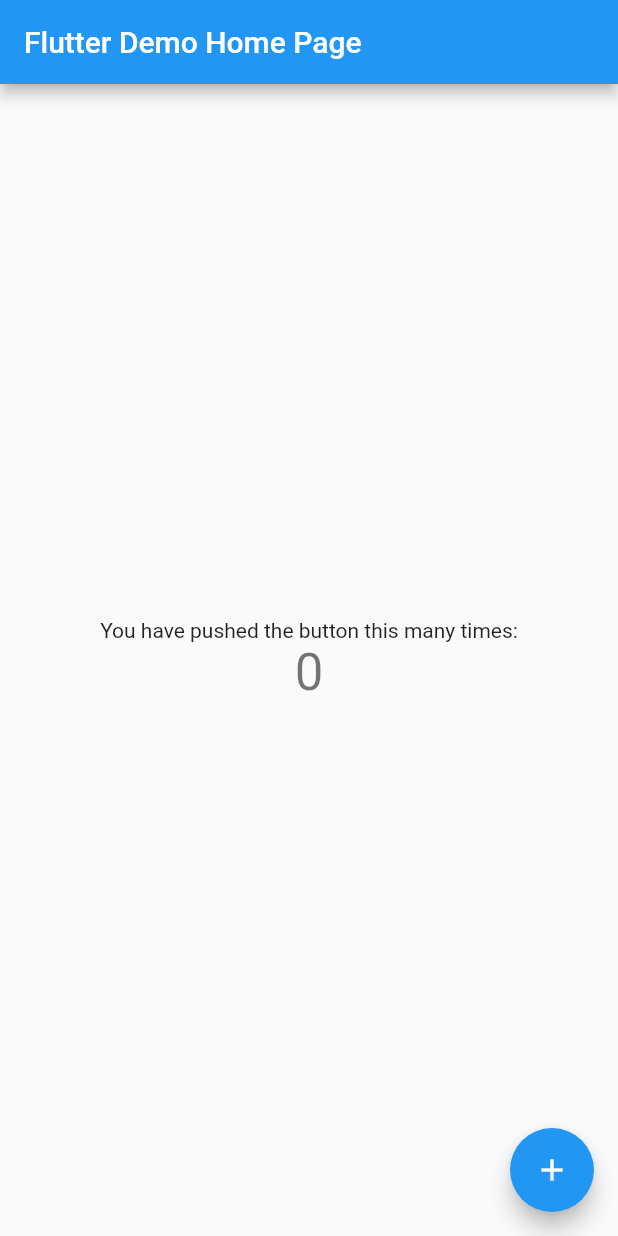
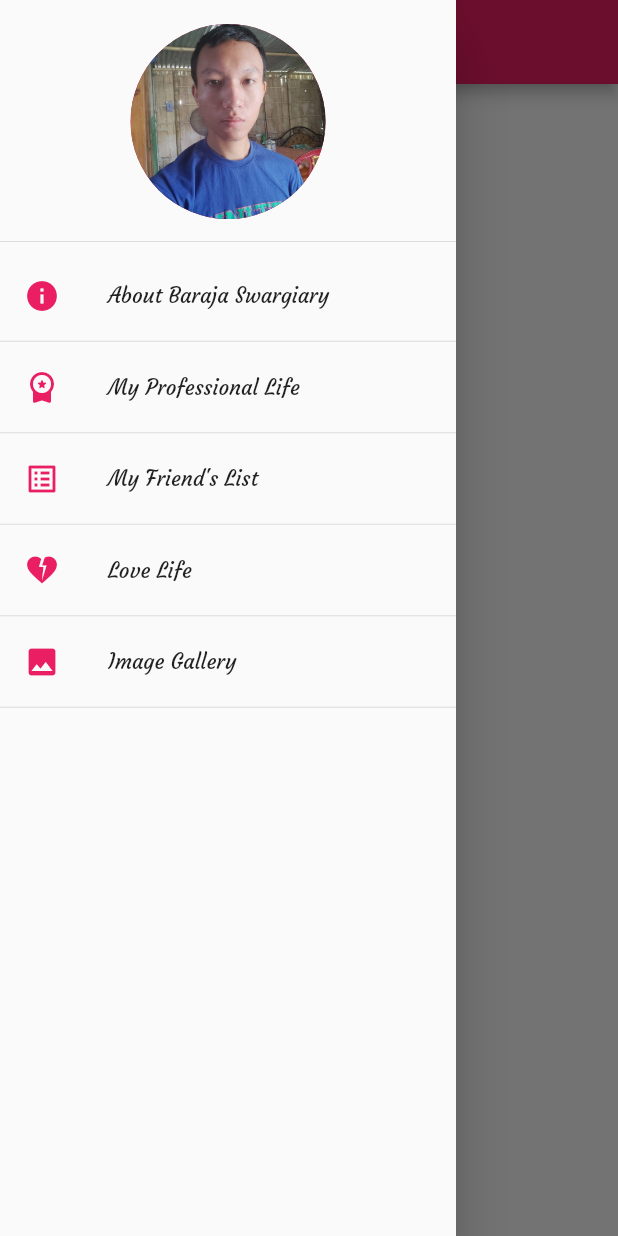
Before and after one commit to barajasss/baraja-swargiary-mobile-app, a Flutter app: the screen it shows after launch, with the side drawer open (before the commit the screen has no drawer), on a phone screen of 412 x 824 dp. Run offline on Flutter 3.47's test engine with Material 2 defaults, Android fonts, the phone set to English and light mode, and no system bars.

Commit message:
added default pages

```diff
--- /dev/null
+++ b/lib/components/custom_scaffold.dart
@@ -0,0 +1,23 @@
+import 'package:flutter/material.dart';
+import './drawer.dart';
+
+class CustomScaffold extends StatelessWidget {
+  const CustomScaffold({Key? key, required this.child}) : super(key: key);
+  final child;
+
+  @override
+  Widget build(BuildContext context) {
+    return Scaffold(
+      appBar: AppBar(
+        title: Text('Baraja Swargiary'),
+      ),
+      drawer: DrawerComponent(),
+      body: SafeArea(
+        child: Padding(
+          padding: EdgeInsets.all(20),
+          child: child,
+        ),
+      ),
+    );
+  }
+}
--- /dev/null
+++ b/lib/components/drawer.dart
@@ -0,0 +1,87 @@
+import 'package:flutter/material.dart';
+
+class DrawerComponent extends StatefulWidget {
+  const DrawerComponent({Key? key}) : super(key: key);
+
+  @override
+  State<DrawerComponent> createState() => _DrawerComponentState();
+}
+
+class _DrawerComponentState extends State<DrawerComponent> {
+  @override
+  Widget build(BuildContext context) {
+    return Drawer(
+      child: ListView(
+        children: [
+          DrawerHeader(
+            child: Container(
+              child: Column(
+                children: const [
+                  CircleAvatar(
+                    radius: 65,
+                    backgroundImage: AssetImage('assets/images/profile.jpg'),
+                  ),
+                ],
+              ),
+            ),
+          ),
+          DrawerItem(title: 'About Baraja Swargiary', path: '/about'),
+          DrawerItem(
+            title: 'My Professional Life',
+            path: '/professional-life',
+            icon: Icons.workspace_premium_rounded,
+          ),
+          DrawerItem(
+            title: 'My Friend\'s List',
+            path: '/friend-list',
+            icon: Icons.list_alt,
+          ),
+          DrawerItem(
+            title: 'Love Life',
+            path: '/love-life',
+            icon: Icons.heart_broken,
+          ),
+          DrawerItem(
+            title: 'Image Gallery',
+            path: '/gallery',
+            icon: Icons.image,
+          ),
+        ],
+      ),
+    );
+  }
+}
+
+class DrawerItem extends StatelessWidget {
+  const DrawerItem(
+      {super.key, this.title, this.onTap, this.icon = Icons.info, this.path});
+  final title;
+  final onTap;
+  final icon;
+  final path;
+
+  @override
+  Widget build(BuildContext context) {
+    return Column(
+      children: [
+        ListTile(
+          leading: Icon(
+            icon,
+            color: Colors.pink,
+          ),
+          title: Text(title),
+          onTap: () {
+            if (onTap != null) {
+              onTap();
+            }
+            Navigator.pop(context);
+            if (path != null) {
+              Navigator.pushNamed(context, path);
+            }
+          },
+        ),
+        Divider(height: 5),
+      ],
+    );
+  }
+}
--- a/lib/main.dart
+++ b/lib/main.dart
@@ -1,4 +1,11 @@
 import 'package:flutter/material.dart';
+import './components/drawer.dart';
+import './screens/HomeScreen.dart';
+import './screens/AboutScreen.dart';
+import './screens/FriendListScreen.dart';
+import './screens/ImageGalleryScreen.dart';
+import './screens/LoveLifeScreen.dart';
+import './screens/ProfessionalLifeScreen.dart';
 
 void main() {
   runApp(const MyApp());
@@ -11,105 +18,21 @@ class MyApp extends StatelessWidget {
   @override
   Widget build(BuildContext context) {
     return MaterialApp(
-      title: 'Flutter Demo',
+      title: 'Baraja Swargiary',
+      initialRoute: '/',
+      routes: {
+        '/': (context) => HomeScreen(),
+        '/about': (context) => AboutScreen(),
+        '/professional-life': (context) => ProfessionalLifeScreen(),
+        '/friend-list': (context) => FriendListScreen(),
+        '/love-life': (context) => LoveLifeScreen(),
+        '/gallery': (context) => ImageGalleryScreen(),
+      },
       theme: ThemeData(
-        // This is the theme of your application.
-        //
-        // Try running your application with "flutter run". You'll see the
-        // application has a blue toolbar. Then, without quitting the app, try
-        // changing the primarySwatch below to Colors.green and then invoke
-        // "hot reload" (press "r" in the console where you ran "flutter run",
-        // or simply save your changes to "hot reload" in a Flutter IDE).
-        // Notice that the counter didn't reset back to zero; the application
-        // is not restarted.
-        primarySwatch: Colors.blue,
+        fontFamily: 'courgette',
+        primarySwatch: Colors.pink,
+        // scaffoldBackgroundColor: Colors.pink.shade50,
       ),
-      home: const MyHomePage(title: 'Flutter Demo Home Page'),
     );
   }
 }
-
-class MyHomePage extends StatefulWidget {
-  const MyHomePage({super.key, required this.title});
-
-  // This widget is the home page of your application. It is stateful, meaning
-  // that it has a State object (defined below) that contains fields that affect
-  // how it looks.
-
-  // This class is the configuration for the state. It holds the values (in this
-  // case the title) provided by the parent (in this case the App widget) and
-  // used by the build method of the State. Fields in a Widget subclass are
-  // always marked "final".
-
-  final String title;
-
-  @override
-  State<MyHomePage> createState() => _MyHomePageState();
-}
-
-class _MyHomePageState extends State<MyHomePage> {
-  int _counter = 0;
-
-  void _incrementCounter() {
-    setState(() {
-      // This call to setState tells the Flutter framework that something has
-      // changed in this State, which causes it to rerun the build method below
-      // so that the display can reflect the updated values. If we changed
-      // _counter without calling setState(), then the build method would not be
-      // called again, and so nothing would appear to happen.
-      _counter++;
-    });
-  }
-
-  @override
-  Widget build(BuildContext context) {
-    // This method is rerun every time setState is called, for instance as done
-    // by the _incrementCounter method above.
-    //
-    // The Flutter framework has been optimized to make rerunning build methods
-    // fast, so that you can just rebuild anything that needs updating rather
-    // than having to individually change instances of widgets.
-    return Scaffold(
-      appBar: AppBar(
-        // Here we take the value from the MyHomePage object that was created by
-        // the App.build method, and use it to set our appbar title.
-        title: Text(widget.title),
-      ),
-      body: Center(
-        // Center is a layout widget. It takes a single child and positions it
-        // in the middle of the parent.
-        child: Column(
-          // Column is also a layout widget. It takes a list of children and
-          // arranges them vertically. By default, it sizes itself to fit its
-          // children horizontally, and tries to be as tall as its parent.
-          //
-          // Invoke "debug painting" (press "p" in the console, choose the
-          // "Toggle Debug Paint" action from the Flutter Inspector in Android
-          // Studio, or the "Toggle Debug Paint" command in Visual Studio Code)
-          // to see the wireframe for each widget.
-          //
-          // Column has various properties to control how it sizes itself and
-          // how it positions its children. Here we use mainAxisAlignment to
-          // center the children vertically; the main axis here is the vertical
-          // axis because Columns are vertical (the cross axis would be
-          // horizontal).
-          mainAxisAlignment: MainAxisAlignment.center,
-          children: <Widget>[
-            const Text(
-              'You have pushed the button this many times:',
-            ),
-            Text(
-              '$_counter',
-              style: Theme.of(context).textTheme.headlineMedium,
-            ),
-          ],
-        ),
-      ),
-      floatingActionButton: FloatingActionButton(
-        onPressed: _incrementCounter,
-        tooltip: 'Increment',
-        child: const Icon(Icons.add),
-      ), // This trailing comma makes auto-formatting nicer for build methods.
-    );
-  }
-}
--- /dev/null
+++ b/lib/screens/HomeScreen.dart
@@ -0,0 +1,18 @@
+import 'package:flutter/material.dart';
+import '../components/custom_scaffold.dart';
+
+class HomeScreen extends StatefulWidget {
+  const HomeScreen({Key? key}) : super(key: key);
+
+  @override
+  State<HomeScreen> createState() => _HomeScreenState();
+}
+
+class _HomeScreenState extends State<HomeScreen> {
+  @override
+  Widget build(BuildContext context) {
+    return CustomScaffold(
+      child: Text('helo world home'),
+    );
+  }
+}
```
Also changed, not shown: assets/fonts/Courgette/OFL.txt (added, +94 -0 lines), lib/screens/AboutScreen.dart (added, +18 -0 lines), lib/screens/FriendListScreen.dart (added, +18 -0 lines), lib/screens/ImageGalleryScreen.dart (added, +18 -0 lines), lib/screens/LoveLifeScreen.dart (added, +18 -0 lines), lib/screens/ProfessionalLifeScreen.dart (added, +18 -0 lines), pubspec.yaml (+6 -14 lines), assets/fonts/Courgette/Courgette-Regular.ttf (added), assets/images/profile.jpg (added).
